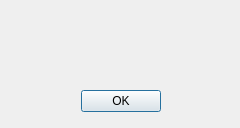
Above: ui/warning.ui from gu-Moura/TuxBooter before the change. Below: the same form after it.
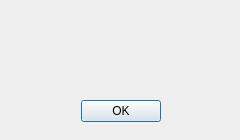
That is the form after the change. Icons and pictures are not drawn.

Commit message: Add Warnings and icons

Patch:
```diff
--- a/ui/warning.ui
+++ b/ui/warning.ui
@@ -7,13 +7,13 @@
     <x>0</x>
     <y>0</y>
     <width>240</width>
-    <height>128</height>
+    <height>140</height>
    </rect>
   </property>
   <property name="maximumSize">
    <size>
     <width>240</width>
-    <height>150</height>
+    <height>180</height>
    </size>
   </property>
   <property name="cursor">
@@ -67,7 +67,7 @@
    <property name="geometry">
     <rect>
      <x>1</x>
-     <y>11</y>
+     <y>20</y>
      <width>61</width>
      <height>61</height>
     </rect>
@@ -89,7 +89,7 @@
    <property name="geometry">
     <rect>
      <x>80</x>
-     <y>90</y>
+     <y>100</y>
      <width>81</width>
      <height>22</height>
     </rect>
```
The commit also changes 6 other files.
